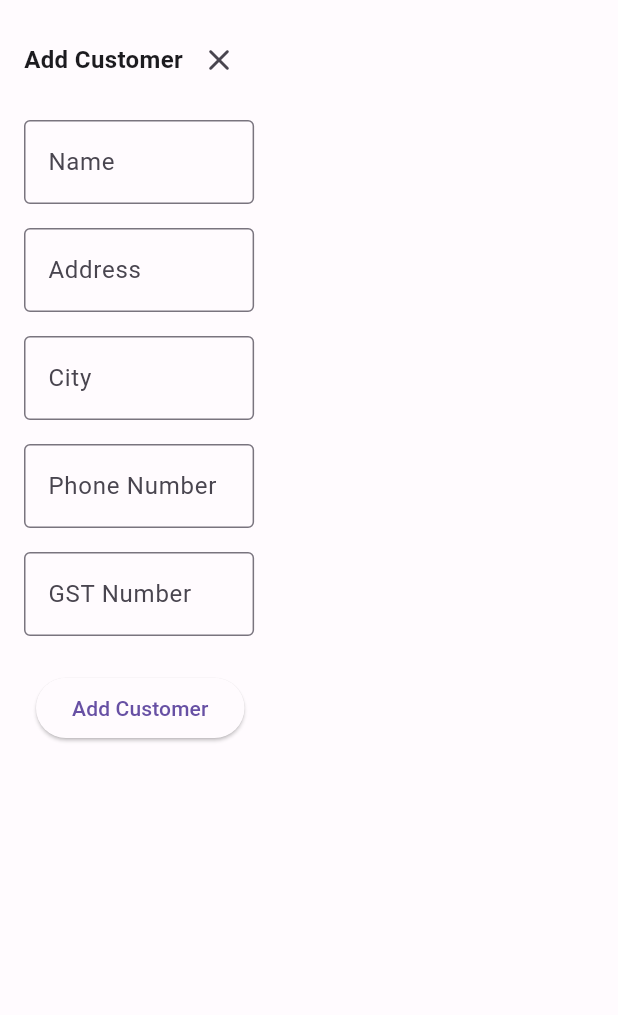
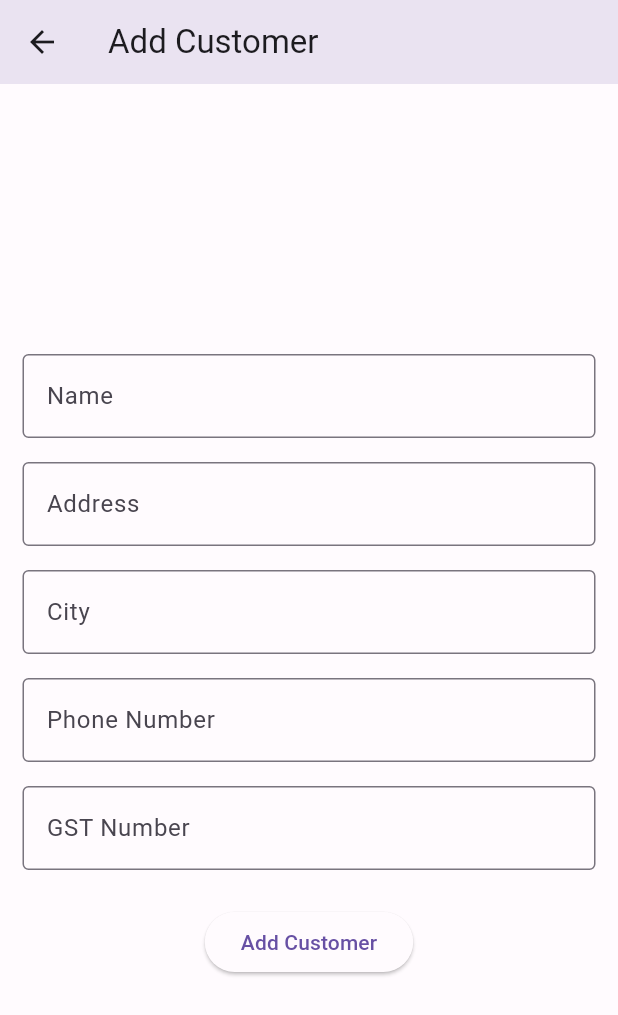
Before and after one commit to JeevaTamil/My-Agency, a Flutter app: the CustomerFormPage screen opened directly, on a phone screen of 412 x 824 dp. Shown: the top 1015 px of the screen. Run offline on Flutter 3.47's test engine with Material 3 defaults, Android fonts, the light colour scheme and no system bars; our stand-ins replace bloc, flutter_bloc, sqflite, supabase_flutter; accounts and stored records are empty.

Commit message:
[Supplier, Customer] completed

```diff
--- a/lib/helper/database/database_helper.dart
+++ b/lib/helper/database/database_helper.dart
@@ -110,7 +110,7 @@ class DatabaseHelper {
       'customers',
       customer.toMap(),
       where: 'id = ?',
-      whereArgs: [customer.id],
+      whereArgs: [customer.customerId],
     );
   }
 
@@ -128,7 +128,7 @@ class DatabaseHelper {
     await db.delete(
       'customers',
       where: 'id = ?',
-      whereArgs: [customer.id],
+      whereArgs: [customer.customerId],
     );
   }
 
--- a/lib/helper/views/form_title.dart
+++ b/lib/helper/views/form_title.dart
@@ -12,22 +12,8 @@ class FormTitle extends StatelessWidget {
 
   @override
   Widget build(BuildContext context) {
-    return Row(
-      children: [
-        Text(
-          isEdit ? 'Edit $title' : 'Add $title',
-          style: const TextStyle(
-            fontWeight: FontWeight.bold,
-            fontSize: 16.0,
-          ),
-        ),
-        const Spacer(),
-        IconButton(
-            onPressed: () {
-              Navigator.of(context).pop();
-            },
-            icon: const Icon(Icons.close_rounded)),
-      ],
+    return Text(
+      isEdit ? 'Edit $title' : 'Add $title',
     );
   }
 }
--- a/lib/module/customer/model/customer.dart
+++ b/lib/module/customer/model/customer.dart
@@ -1,47 +1,45 @@
 class Customer {
-  int? id;
+  int? customerId;
   String name;
   String address;
   String city;
-  int phoneNumber;
+  String phoneNumber;
   String gstNumber;
-  DateTime createdAt;
-  DateTime updatedAt;
 
   Customer({
-    this.id,
+    this.customerId,
     required this.name,
     required this.address,
     required this.city,
     required this.phoneNumber,
     required this.gstNumber,
-    required this.createdAt,
-    required this.updatedAt,
   });
 
   Map<String, dynamic> toMap() {
-    return {
-      'id': id,
+    Map<String, dynamic> map = {
       'name': name,
       'address': address,
       'city': city,
-      'phn_number': phoneNumber,
+      'phone_number': phoneNumber,
       'gst_number': gstNumber,
-      'created_at': createdAt.millisecondsSinceEpoch,
-      'updated_at': updatedAt.millisecondsSinceEpoch,
     };
+
+    // Exclude 'id' field if it's null
+    if (customerId != null) {
+      map['customer_id'] = customerId!;
+    }
+
+    return map;
   }
 
   factory Customer.fromMap(Map<String, dynamic> map) {
     return Customer(
-      id: map['id'],
+      customerId: map['customer_id'],
       name: map['name'],
       address: map['address'],
       city: map['city'],
-      phoneNumber: map['phn_number'],
+      phoneNumber: map['phone_number'],
       gstNumber: map['gst_number'],
-      createdAt: DateTime.fromMillisecondsSinceEpoch(map['created_at']),
-      updatedAt: DateTime.fromMillisecondsSinceEpoch(map['updated_at']),
     );
   }
 }
--- a/lib/module/customer/view/customer_form_page.dart
+++ b/lib/module/customer/view/customer_form_page.dart
@@ -1,6 +1,7 @@
 import 'package:flutter/material.dart';
 import 'package:my_agency/helper/views/form_text_field.dart';
 import 'package:my_agency/helper/views/form_title.dart';
+import 'package:my_agency/helper/views/responsive_list_view.dart';
 import 'package:my_agency/module/customer/model/customer.dart';
 import 'package:my_agency/module/customer/cubit/customer_cubit.dart';
 import 'package:flutter_bloc/flutter_bloc.dart';
@@ -50,7 +51,7 @@ class _CustomerFormPageState extends State<CustomerFormPage> {
       final name = _nameController.text;
       final address = _addressController.text;
       final city = _cityController.text;
-      final phoneNumber = int.parse(_phoneNumberController.text);
+      final phoneNumber = _phoneNumberController.text;
       final gstNumber = _gstNumberController.text;
 
       if (widget.customer == null) {
@@ -60,21 +61,17 @@ class _CustomerFormPageState extends State<CustomerFormPage> {
           city: city,
           phoneNumber: phoneNumber,
           gstNumber: gstNumber,
-          createdAt: DateTime.now(),
-          updatedAt: DateTime.now(),
         );
 
         BlocProvider.of<CustomerCubit>(context).createCustomer(customer);
       } else {
         final customer = Customer(
-          id: widget.customer!.id,
+          customerId: widget.customer!.customerId,
           name: name,
           address: address,
           city: city,
           phoneNumber: phoneNumber,
           gstNumber: gstNumber,
-          createdAt: DateTime.now(),
-          updatedAt: DateTime.now(),
         );
 
         BlocProvider.of<CustomerCubit>(context).updateCustomer(customer);
@@ -86,18 +83,21 @@ class _CustomerFormPageState extends State<CustomerFormPage> {
 
   @override
   Widget build(BuildContext context) {
-    return Container(
-      width: MediaQuery.of(context).size.width * 0.45,
-      child: Padding(
-        padding: const EdgeInsets.all(16.0),
+    return Scaffold(
+      appBar: AppBar(
+        title: FormTitle(
+          isEdit: widget.customer != null,
+          title: 'Customer',
+        ),
+        elevation: 20.0,
+      ),
+      body: ResponsiveListView.single(
+        padding: const EdgeInsets.symmetric(vertical: 0, horizontal: 15),
+        child: SingleChildScrollView(
           child: Form(
             key: _formKey,
             child: Column(
               children: [
-              FormTitle(
-                isEdit: widget.customer != null,
-                title: 'Customer',
-              ),
                 const SizedBox(height: 16.0),
                 FormTextField(
                   controller: _nameController,
@@ -148,6 +148,7 @@ class _CustomerFormPageState extends State<CustomerFormPage> {
             ),
           ),
         ),
+      ),
     );
   }
 }
--- a/lib/module/supplier/cubit/supplier_cubit.dart
+++ b/lib/module/supplier/cubit/supplier_cubit.dart
@@ -27,7 +27,7 @@ class SupplierCubit extends Cubit<SupplierState> {
   }
 
   Future<void> searchSupplier(String searchString) async {
-    final suppliers = await DatabaseHelper().getSuppliers();
+    final suppliers = await SupabaseHelper().getSuppliers();
     final filteredSuppliers = suppliers
         .where((supplier) =>
             supplier.name.toLowerCase().contains(searchString.toLowerCase()) ||
```
Also changed, not shown: lib/helper/supabase/supabase_helper.dart (+18 -1 lines), lib/module/customer/cubit/customer_cubit.dart (+7 -6 lines), lib/module/customer/view/customer_detail_page.dart (+1 -11 lines), lib/module/customer/view/customer_listing_page.dart (+28 -27 lines), lib/module/supplier/view/supplier_form_page.dart (+8 -6 lines), lib/module/supplier/view/supplier_listing_page.dart (+8 -18 lines). Lines whose indentation alone changed are shown as unchanged.
